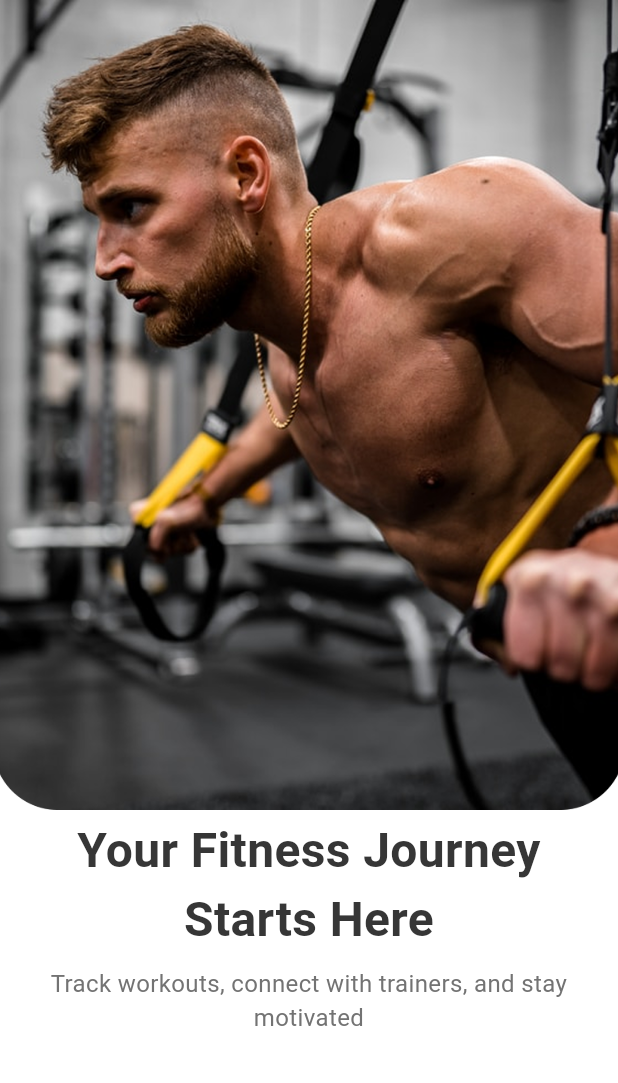
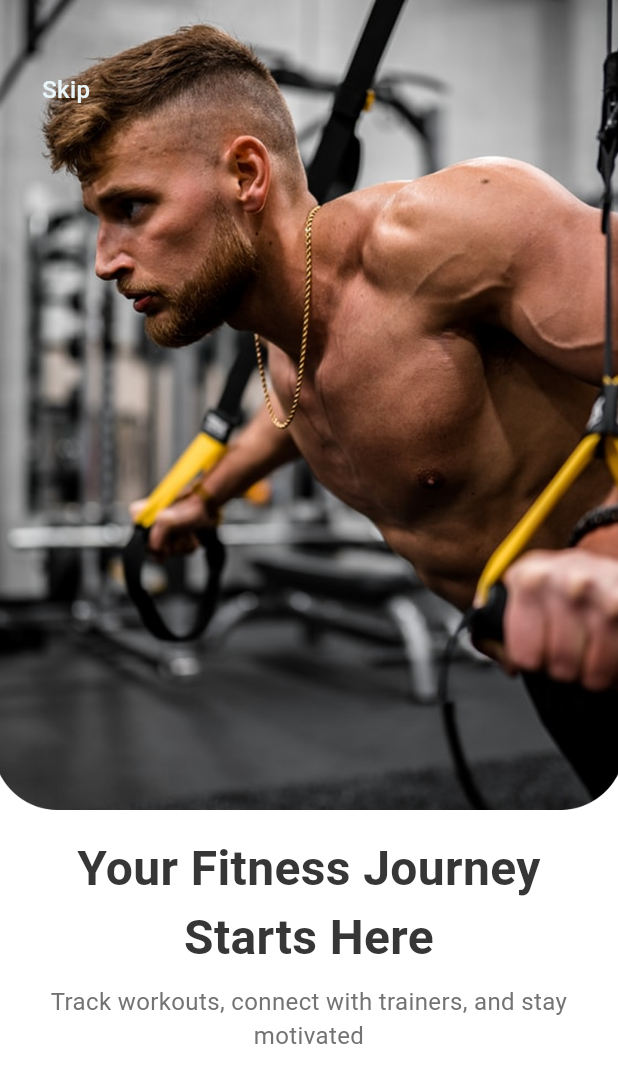
Before and after one commit to Dev-Ninjas-Backup/gokul_ramk, a Flutter app: the screen it shows after launch, on a phone screen of 412 x 824 dp. Shown: the top 1083 px of the screen. Run offline on Flutter 3.47's test engine with Material 3 defaults, Android fonts, the phone set to English and light mode, and no system bars; our stand-ins replace flutter_screenutil, get, google_fonts, shared_preferences; Roboto replaces fonts that are missing (Rajdhani).

Commit message:
working on onboarding

```diff
--- a/lib/auth/onboarding/screen/onboarding_screen.dart
+++ b/lib/features/auth/onboarding/screen/onboarding_screen.dart
@@ -13,6 +13,8 @@ class OnboardingScreen extends StatelessWidget {
       body: Column(
         crossAxisAlignment: CrossAxisAlignment.center,
         children: [
+          Stack(
+            children: [
               Container(
                 height: 540,
                 width: double.infinity,
@@ -24,8 +26,28 @@ class OnboardingScreen extends StatelessWidget {
                 ),
               ),
 
+              Positioned(
+                top: 48,
+                left: 28,
+                child: GestureDetector(
+                  onTap: () {},
+                  child: Text(
+                    'Skip',
+                    style: getTextStyles(
+                      fontWeight: FontWeight.w500,
+                      fontSize: 16,
+                      color: AppColors.secondaryButtonColor,
+                    ),
+                  ),
+                ),
+              ),
+            ],
+          ),
+
+          SizedBox(height: 16),
+
           Padding(
-            padding: EdgeInsets.all(4.0),
+            padding: EdgeInsets.symmetric(horizontal: 16.0),
             child: Text(
               'Your Fitness Journey Starts Here',
               textAlign: TextAlign.center,
@@ -37,8 +59,10 @@ class OnboardingScreen extends StatelessWidget {
             ),
           ),
 
+          SizedBox(height: 8),
+
           Padding(
-            padding: EdgeInsets.all(4.0),
+            padding: EdgeInsets.symmetric(horizontal: 16.0),
             child: Text(
               'Track workouts, connect with trainers, and stay motivated',
               textAlign: TextAlign.center,
--- a/lib/auth/splash/controller/splash_controller.dart
+++ b/lib/features/auth/splash/controller/splash_controller.dart
@@ -1,6 +1,6 @@
 import 'dart:async';
 import 'package:get/get.dart';
-import 'package:gokul_ramk/auth/onboarding/screen/onboarding_screen.dart';
+import 'package:gokul_ramk/features/auth/onboarding/screen/onboarding_screen.dart';
 
 class SplashController extends GetxController {
   var currentIndex = 0.obs;
--- a/lib/auth/splash/screen/splash_screen.dart
+++ b/lib/features/auth/splash/screen/splash_screen.dart
@@ -1,6 +1,6 @@
 import 'package:flutter/material.dart';
 import 'package:get/get.dart';
-import 'package:gokul_ramk/auth/splash/controller/splash_controller.dart';
+import 'package:gokul_ramk/features/auth/splash/controller/splash_controller.dart';
 import 'package:gokul_ramk/core/utils/constants/imagepath.dart';
 import 'package:gokul_ramk/core/utils/constants/colors.dart';
 
--- a/lib/routes/app_routes.dart
+++ b/lib/routes/app_routes.dart
@@ -1,6 +1,6 @@
 import 'package:get/get_navigation/src/routes/get_route.dart';
-import 'package:gokul_ramk/auth/onboarding/screen/onboarding_screen.dart';
-import '../auth/splash/screen/splash_screen.dart';
+import 'package:gokul_ramk/features/auth/onboarding/screen/onboarding_screen.dart';
+import '../features/auth/splash/screen/splash_screen.dart';
 
 class AppRoute {
   static String splashScreen = "/splashScreen";
```
Lines whose indentation alone changed are shown as unchanged.
